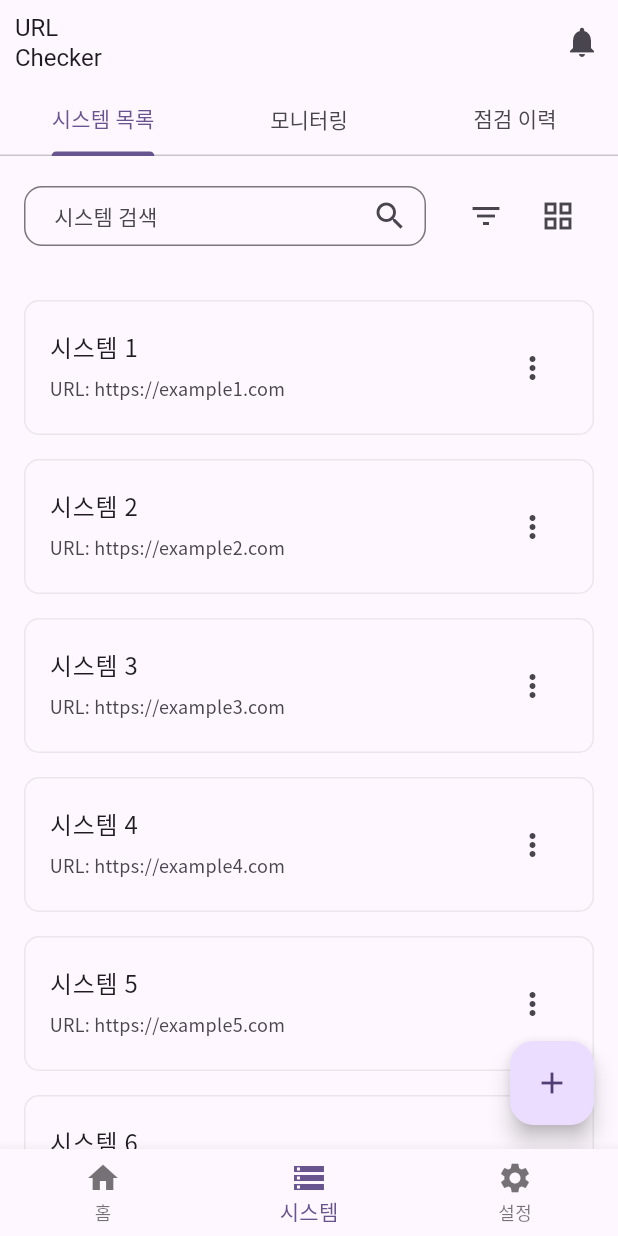
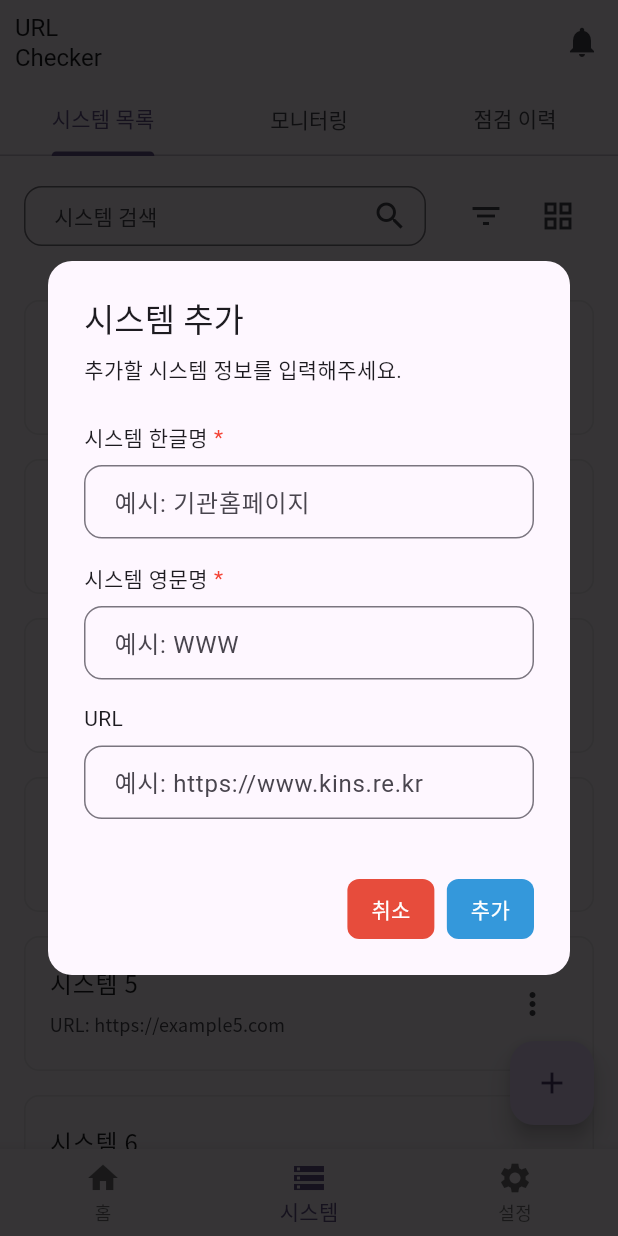
Before and after one commit to J1NWAN/url_check, a Flutter app: the SystemScreen screen opened by its route, after a tap on the "add" icon, on a phone screen of 412 x 824 dp. Run offline on Flutter 3.47's test engine with Material 3 defaults, Android fonts, the phone set to English and light mode, and no system bars; our stand-ins replace dropdown_button2, fl_chart, flutter_riverpod, go_router, google_fonts, riverpod_annotation and 1 more; generated files the repository leaves out were written again.

Commit message:
feat: 시스템 생성 다이얼로그 및 공통 텍스트필드 설정 필수값 여부 값 추가

```diff
--- a/lib/core/dialog/custom_dialog.dart
+++ b/lib/core/dialog/custom_dialog.dart
@@ -2,6 +2,7 @@ import 'package:flutter/material.dart';
 import 'package:url_check/core/button/custom_dropdown_button.dart';
 import 'package:url_check/core/dialog/custom_dialog_overlay.dart';
 import 'package:url_check/core/dialog/enum/dialog_type.dart';
+import 'package:url_check/core/textfield/model/text_field_config.dart';
 import 'package:url_check/core/dialog/model/dialog_config.dart';
 
 /*
@@ -23,6 +24,7 @@ class CustomDialog {
     required String title,
     required String content,
     CustomDropDownButton? dropdown,
+    List<CustomTextField>? textFields,
     Color? backgroundColor,
     IconData? icon,
     bool showIcon = true,
@@ -35,6 +37,7 @@ class CustomDialog {
       title: title,
       content: content,
       dropdown: dropdown,
+      textFields: textFields,
       backgroundColor: backgroundColor,
       icon: icon,
       showIcon: showIcon,
--- a/lib/core/dialog/custom_dialog_overlay.dart
+++ b/lib/core/dialog/custom_dialog_overlay.dart
@@ -1,6 +1,8 @@
 import 'package:flutter/material.dart';
 import 'package:url_check/core/button/custom_button.dart';
 import 'package:url_check/core/dialog/model/dialog_config.dart';
+import 'package:url_check/core/snackbar/custom_snackbar.dart';
+import 'package:url_check/core/snackbar/enum/snackbar_type.dart';
 
 class CustomDialogOverlay extends StatefulWidget {
   final DialogConfig config;
@@ -71,13 +73,14 @@ class _CustomDialogOverlayState extends State<CustomDialogOverlay> with SingleTi
               child: Column(
                 mainAxisSize: MainAxisSize.min,
                 children: [
-                  if (widget.config.showIcon ?? true)
+                  if (widget.config.showIcon ?? true) ...[
                     Icon(
                       widget.config.icon,
                       size: 48,
                       color: Colors.grey[800],
                     ),
-                  if (widget.config.showIcon ?? true) const SizedBox(height: 16),
+                    const SizedBox(height: 16),
+                  ],
                   SizedBox(
                     width: double.infinity,
                     child: Text(
@@ -99,6 +102,50 @@ class _CustomDialogOverlayState extends State<CustomDialogOverlay> with SingleTi
                     const SizedBox(height: 24),
                     widget.config.dropdown!,
                   ],
+                  if (widget.config.textFields != null) ...[
+                    const SizedBox(height: 24),
+                    ...widget.config.textFields!.map((textField) => Column(
+                          crossAxisAlignment: CrossAxisAlignment.start,
+                          children: [
+                            Row(
+                              children: [
+                                Text(
+                                  textField.label,
+                                  style: Theme.of(context).textTheme.bodyMedium,
+                                ),
+                                if (textField.isRequired) ...[
+                                  const SizedBox(width: 4),
+                                  Text(
+                                    '*',
+                                    style: Theme.of(context).textTheme.bodyMedium?.copyWith(
+                                          color: Colors.red,
+                                        ),
+                                  ),
+                                ],
+                              ],
+                            ),
+                            const SizedBox(height: 8),
+                            TextField(
+                              controller: textField.controller,
+                              keyboardType: textField.keyboardType,
+                              obscureText: textField.obscureText,
+                              maxLines: textField.maxLines,
+                              maxLength: textField.maxLength,
+                              decoration: InputDecoration(
+                                hintText: textField.hintText,
+                                border: OutlineInputBorder(
+                                  borderRadius: BorderRadius.circular(12),
+                                ),
+                                contentPadding: const EdgeInsets.symmetric(
+                                  horizontal: 16,
+                                  vertical: 12,
+                                ),
+                              ),
+                            ),
+                            const SizedBox(height: 16),
+                          ],
+                        )),
+                  ],
                   const SizedBox(height: 24),
                   Row(
                     mainAxisAlignment: MainAxisAlignment.end,
@@ -118,6 +165,22 @@ class _CustomDialogOverlayState extends State<CustomDialogOverlay> with SingleTi
                           text: widget.config.confirmText!,
                           height: 40,
                           onPressed: () {
+                            if (widget.config.textFields != null) {
+                              final hasEmptyRequired = widget.config.textFields!
+                                  .where((field) => field.isRequired)
+                                  .any((field) => field.controller.text.isEmpty);
+
+                              if (hasEmptyRequired) {
+                                CustomSnackBar.show(
+                                  context,
+                                  title: '오류',
+                                  message: '필수 항목을 모두 입력해주세요.',
+                                  type: SnackBarType.error,
+                                );
+                                return;
+                              }
+                            }
+
                             widget.config.onConfirm?.call();
                             Navigator.of(context).pop(true);
                           },
--- a/lib/core/dialog/model/dialog_config.dart
+++ b/lib/core/dialog/model/dialog_config.dart
@@ -1,29 +1,31 @@
 import 'package:flutter/material.dart';
 import 'package:url_check/core/button/custom_dropdown_button.dart';
-import 'package:url_check/core/dialog/enum/dialog_type.dart';
+import 'package:url_check/core/textfield/model/text_field_config.dart';
 
 class DialogConfig {
   final String title;
   final String content;
+  final CustomDropDownButton? dropdown;
+  final List<CustomTextField>? textFields;
   final Color? backgroundColor;
   final IconData? icon;
+  final bool showIcon;
   final String? confirmText;
   final String? cancelText;
   final VoidCallback? onConfirm;
   final VoidCallback? onCancel;
-  final CustomDropDownButton? dropdown;
-  final bool? showIcon;
 
-  const DialogConfig({
+  DialogConfig({
     required this.title,
     required this.content,
+    this.dropdown,
+    this.textFields,
     this.backgroundColor,
     this.icon,
+    this.showIcon = true,
     this.confirmText,
     this.cancelText,
     this.onConfirm,
     this.onCancel,
-    this.dropdown,
-    this.showIcon = true,
   });
 }
--- /dev/null
+++ b/lib/core/textfield/model/text_field_config.dart
@@ -0,0 +1,25 @@
+import 'package:flutter/material.dart';
+
+class CustomTextField {
+  final String label;
+  final String? hintText;
+  final TextEditingController controller;
+  final TextInputType? keyboardType;
+  final bool obscureText;
+  final String? Function(String?)? validator;
+  final int? maxLines;
+  final int? maxLength;
+  final bool isRequired;
+
+  CustomTextField({
+    required this.label,
+    this.hintText,
+    TextEditingController? controller,
+    this.keyboardType,
+    this.obscureText = false,
+    this.validator,
+    this.maxLines = 1,
+    this.maxLength,
+    this.isRequired = false,
+  }) : controller = controller ?? TextEditingController();
+}
--- a/lib/features/system/view/system_screen.dart
+++ b/lib/features/system/view/system_screen.dart
@@ -1,6 +1,7 @@
 import 'package:flutter/material.dart';
 import 'package:flutter_riverpod/flutter_riverpod.dart';
 import 'package:url_check/features/system/view/tab/system_list_tab.dart';
+import 'package:url_check/features/system/viewmodel/system_list_view_model.dart';
 
 class SystemScreen extends ConsumerWidget {
   const SystemScreen({super.key});
@@ -32,7 +33,7 @@ class SystemScreen extends ConsumerWidget {
         ),
         floatingActionButton: FloatingActionButton(
           onPressed: () {
-            // TODO: 시스템 등록 다이얼로그 구현
+            ref.read(systemListViewModelProvider.notifier).addSystem(context);
           },
           child: const Icon(Icons.add),
         ),
--- a/lib/features/system/viewmodel/system_list_view_model.dart
+++ b/lib/features/system/viewmodel/system_list_view_model.dart
@@ -1,4 +1,10 @@
+import 'package:flutter/material.dart';
 import 'package:riverpod_annotation/riverpod_annotation.dart';
+import 'package:url_check/core/dialog/custom_dialog.dart';
+import 'package:url_check/core/snackbar/custom_snackbar.dart';
+import 'package:url_check/core/snackbar/enum/snackbar_type.dart';
+import 'package:url_check/core/textfield/model/text_field_config.dart';
+import 'package:url_check/core/theme/theme_view_model.dart';
 
 part 'system_list_view_model.g.dart';
 
@@ -43,4 +49,53 @@ class SystemListViewModel extends _$SystemListViewModel {
   void updateSearchQuery(String query) {
     state = state.copyWith(searchQuery: query);
   }
+
+  void addSystem(BuildContext context) {
+    final krNameController = TextEditingController();
+    final enNameController = TextEditingController();
+    final urlController = TextEditingController();
+
+    CustomDialog.show(
+      context,
+      title: '시스템 추가',
+      content: '추가할 시스템 정보를 입력해주세요.',
+      showIcon: false,
+      backgroundColor: ref.watch(themeViewModelProvider).themeData.colorScheme.surface,
+      textFields: [
+        CustomTextField(
+          label: '시스템 한글명',
+          hintText: '예시: 기관홈페이지',
+          controller: krNameController,
+          isRequired: true,
+        ),
+        CustomTextField(
+          label: '시스템 영문명',
+          hintText: '예시: WWW',
+          controller: enNameController,
+          keyboardType: TextInputType.url,
+          isRequired: true,
+        ),
+        CustomTextField(
+          label: 'URL',
+          hintText: '예시: https://www.kins.re.kr',
+          controller: urlController,
+          keyboardType: TextInputType.url,
+        ),
+      ],
+      confirmText: '추가',
+      cancelText: '취소',
+      onConfirm: () {
+        // 입력된 값 사용
+        final krName = krNameController.text;
+        final enName = enNameController.text;
+        final url = urlController.text;
+
+        print(krName);
+        print(enName);
+        print(url);
+
+        // ...
+      },
+    );
+  }
 }
```
